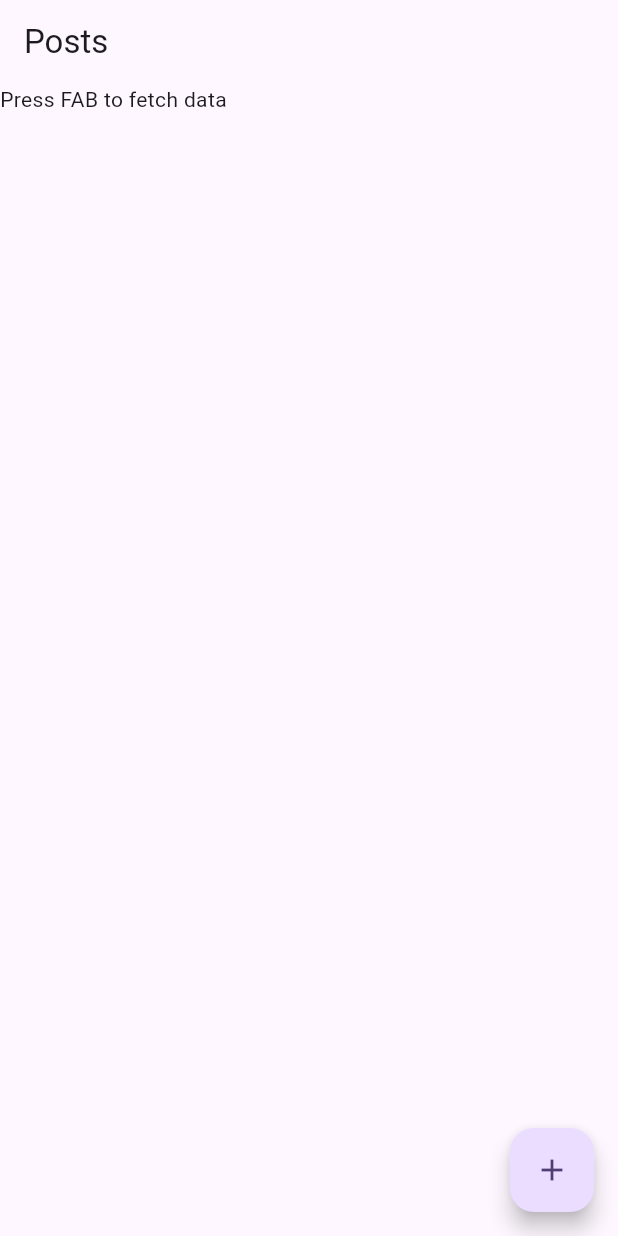
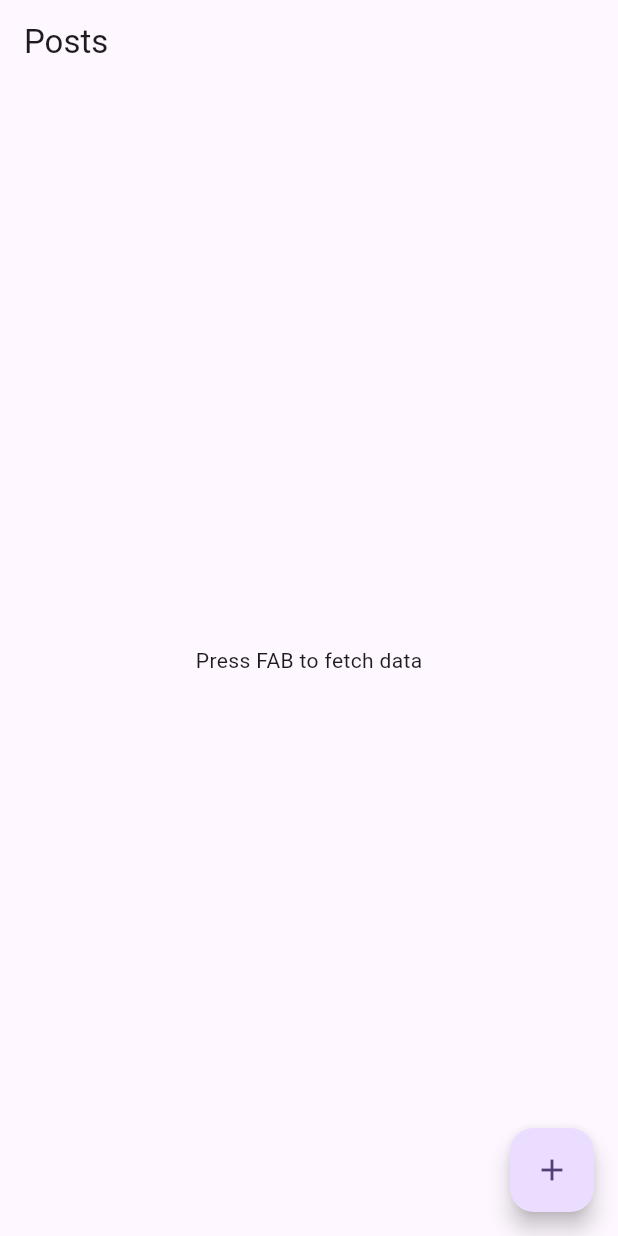
Before and after one commit to kiran22985/riverpod_project, a Flutter app: the screen it shows after launch, on a phone screen of 412 x 824 dp. Run offline on Flutter 3.47's test engine with Material 3 defaults, Android fonts, the phone set to English and light mode, and no system bars; our stand-ins replace flutter_riverpod.

Commit message:
docs: resolved issue

```diff
--- a/lib/screens/home_screen.dart
+++ b/lib/screens/home_screen.dart
@@ -14,15 +14,15 @@ class HomeScreen extends ConsumerWidget {
       body: Consumer(builder: (context, ref, child) {
         Poststate state = ref.watch(postProvider);
         if (state is PostInitialState) {
-          return const Text("Press FAB to fetch data");
+          return const Center(child: Text("Press FAB to fetch data"));
         }
 
         if (state is PostLoadingState) {
-          return const CircularProgressIndicator();
+          return const Center(child: CircularProgressIndicator());
         }
 
         if (state is PostErrorstate) {
-          return Text(state.message);
+          return Center(child: Text(state.message));
         }
         if (state is PostLoadedState) {
           return ListView.builder(
--- a/lib/services/http_get_service.dart
+++ b/lib/services/http_get_service.dart
@@ -7,13 +7,13 @@ class HttpGetPost {
   Future<List<Post>> getPosts() async {
     List<Post> posts = [];
     try {
-      final response = await http
+      http.Response response = await http
           .get(Uri.parse('https://jsonplaceholder.typicode.com/posts'));
 
       if (response.statusCode == 200) {
         var postMaps = jsonDecode(response.body); // json to map conversion
         postMaps.forEach((element) {
-          Post postObject = Post.fromJson(postMaps); // map to object conversion
+          Post postObject = Post.fromJson(element); // map to object conversion
           posts.add(postObject);
         });
       }
```
